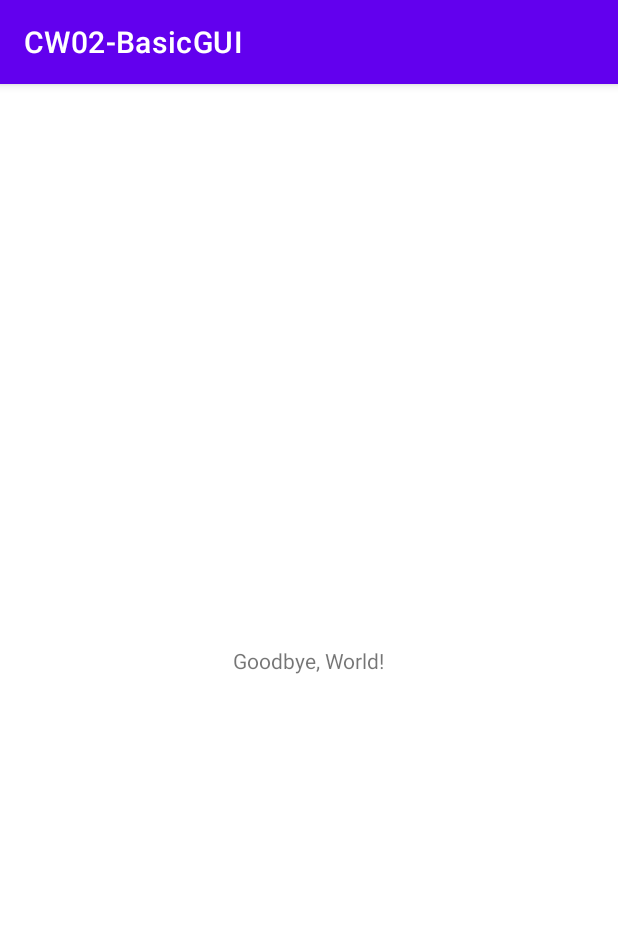
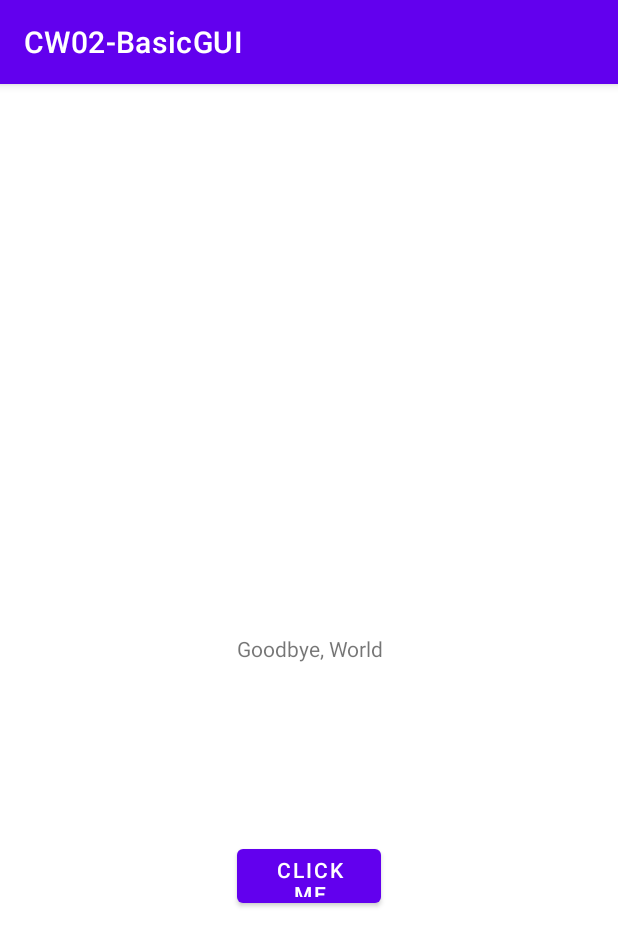
Before and after one commit to avaallwardt/cw02-gui-avaallwardt, an Android app: the screen it shows after launch (MainActivity), on a phone screen of 412 x 824 dp. Shown: the top 946 px of the screen. Run offline under Robolectric (Android 15) with nearby library versions, the phone set to English and light mode, and no system bars.

Commit message:
Changed default text at welcome screen and added a button.

```diff
--- a/app/src/main/java/com/example/cw02_basicgui/MainActivity.java
+++ b/app/src/main/java/com/example/cw02_basicgui/MainActivity.java
@@ -3,12 +3,46 @@ package com.example.cw02_basicgui;
 import androidx.appcompat.app.AppCompatActivity;
 
 import android.os.Bundle;
+import android.view.View;
+import android.widget.Button;
+import android.widget.TextView;
 
 public class MainActivity extends AppCompatActivity {
 
+    TextView myGreeting;
+    Button myButton;
+
+    // apps live in 1 of 6 states (creation, paused, resumed, closed out of app), only required to have an onCreate state
     @Override
+    // if you don't specify, protected is the access modifier it gets by default (can only access the class if in the same package)
     protected void onCreate(Bundle savedInstanceState) {
         super.onCreate(savedInstanceState);
         setContentView(R.layout.activity_main);
+        // the two above must always be the first bc must first establish the main screen
+
+
+        // want to divide code up into smaller methods
+        initializeView();
+
     }
+
+    public void initializeView(){
+        // initialize myGreeting here -- now myGreeting refers to the textView_Greeting
+        myGreeting = findViewById(R.id.textView_Greeting);
+        // this will override whatever value is there
+        myGreeting.setText("Goodbye, World");
+        myButton = findViewById(R.id.button_MyButton);
+        myButton.setText("Click Me");
+    }
+
+    public void buttonPressed(View view){
+        // oldButton will be whatever button is clicked even if every button refers to this method when clicked
+        Button oldButton = (Button) view;
+        String buttonText = oldButton.getText().toString();
+        myGreeting.setText(buttonText);
+        myButton.setText("Ouch! That hurts!");
+    }
+
+
+
 }
--- a/app/src/main/res/layout/activity_main.xml
+++ b/app/src/main/res/layout/activity_main.xml
@@ -7,12 +7,26 @@
     tools:context=".MainActivity">
 
     <TextView
+        android:id="@+id/textView_Greeting"
         android:layout_width="wrap_content"
         android:layout_height="wrap_content"
+        android:layout_marginTop="356dp"
+        android:layout_marginBottom="108dp"
         android:text="Goodbye, World!"
+        app:layout_constraintBottom_toTopOf="@+id/button_MyButton"
+        app:layout_constraintStart_toStartOf="@+id/button_MyButton"
+        app:layout_constraintTop_toTopOf="parent" />
+
+    <Button
+        android:id="@+id/button_MyButton"
+        android:layout_width="96dp"
+        android:layout_height="48dp"
+        android:layout_marginBottom="205dp"
+        android:onClick="buttonPressed"
+        android:text="Button"
         app:layout_constraintBottom_toBottomOf="parent"
         app:layout_constraintEnd_toEndOf="parent"
         app:layout_constraintStart_toStartOf="parent"
-        app:layout_constraintTop_toTopOf="parent" />
+        app:layout_constraintTop_toBottomOf="@+id/textView_Greeting" />
 
 </androidx.constraintlayout.widget.ConstraintLayout>
```
